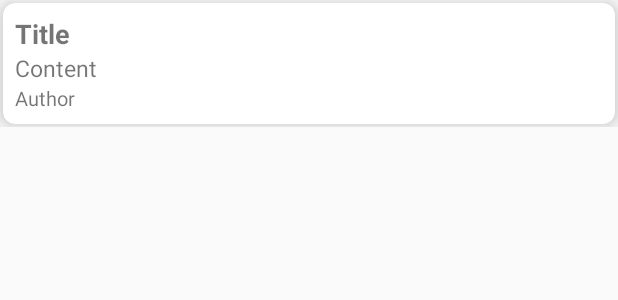
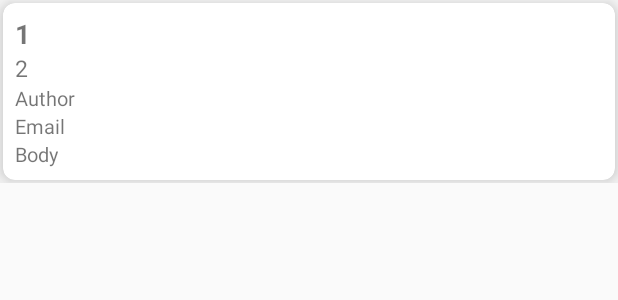
Before and after one commit to tamim36/ApiCalling, an Android app: the layout post_layout.xml on its own in the app's theme, with its tools: preview values and no code run, on a phone screen of 412 x 824 dp. Shown: the top 300 px of the screen. Run offline under Robolectric (Android 15) with nearby library versions, the phone set to English and light mode, and no system bars; network calls fail.

Commit message:
Call post/1/Comment

```diff
--- a/app/src/main/java/com/example/apicalling/Retrofit/RetrofitClient.java
+++ b/app/src/main/java/com/example/apicalling/Retrofit/RetrofitClient.java
@@ -1,5 +1,6 @@
 package com.example.apicalling.Retrofit;
 
+import com.example.apicalling.CommentModel.Comment;
 import com.example.apicalling.Model.Post;
 
 import java.util.List;
@@ -10,4 +11,7 @@ import retrofit2.http.GET;
 public interface RetrofitClient {
     @GET("posts")
     Observable<List<Post>> getPostfromWeb();
+
+    @GET("posts/1/comments")
+    Observable<List<Comment>> getComment();
 }
--- a/app/src/main/res/layout/post_layout.xml
+++ b/app/src/main/res/layout/post_layout.xml
@@ -21,24 +21,39 @@
             android:layout_height="wrap_content">
 
             <TextView
-                android:id="@+id/txt_title"
-                android:text="Title"
+                android:id="@+id/txt_post_id"
+                android:text="1"
                 android:textSize="18sp"
                 android:textStyle="bold"
                 android:layout_width="wrap_content"
                 android:layout_height="wrap_content" />
 
             <TextView
-                android:id="@+id/txt_content"
-                android:text="Content"
+                android:id="@+id/txt_id"
+                android:text="2"
                 android:textSize="15sp"
                 android:textStyle="normal"
                 android:layout_width="wrap_content"
                 android:layout_height="wrap_content" />
 
             <TextView
-                android:id="@+id/txt_author"
+                android:id="@+id/txt_name"
                 android:text="Author"
+                android:textSize="13sp"
+                android:textStyle="normal"
+                android:layout_width="wrap_content"
+                android:layout_height="wrap_content" />
+
+            <TextView
+                android:id="@+id/txt_email"
+                android:text="Email"
+                android:textSize="13sp"
+                android:textStyle="normal"
+                android:layout_width="wrap_content"
+                android:layout_height="wrap_content" />
+            <TextView
+                android:id="@+id/txt_body"
+                android:text="Body"
                 android:textSize="13sp"
                 android:textStyle="normal"
                 android:layout_width="wrap_content"
```
Also changed, not shown: app/src/main/java/com/example/apicalling/Adapter/PostAdapter.java (+11 -7 lines), app/src/main/java/com/example/apicalling/Adapter/PostViewHolder.java (+6 -4 lines), app/src/main/java/com/example/apicalling/CommentModel/Comment.java (added, +69 -0 lines), app/src/main/java/com/example/apicalling/MainActivity.java (+29 -3 lines).
